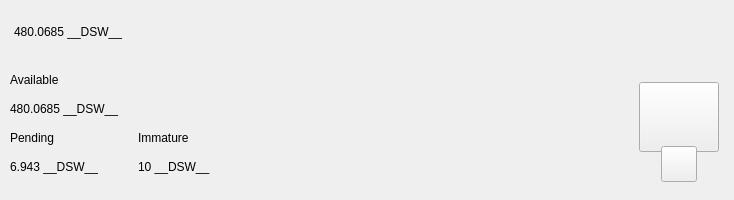
Qt form src/qt/pivx/forms/topbar.ui (decenomy/DSW) before a commit.
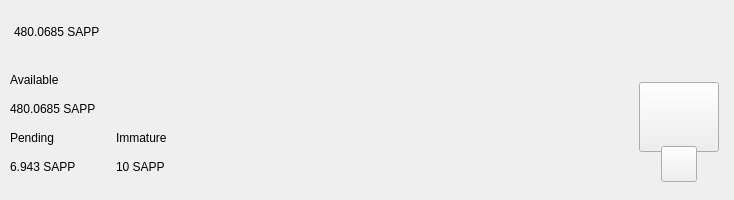
The same form after that commit. Custom widgets are drawn as their Qt base class.

Commit message: Changed the coin ticker __DSW__ -> SAPP

Patch:
```diff
--- a/src/qt/pivx/forms/topbar.ui
+++ b/src/qt/pivx/forms/topbar.ui
@@ -119,7 +119,7 @@
                <string notr="true">padding:0px;margin:0px;</string>
               </property>
               <property name="text">
-               <string notr="true">480.0685 __DSW__</string>
+               <string notr="true">480.0685 SAPP</string>
               </property>
              </widget>
             </item>
@@ -369,7 +369,7 @@
                <item>
                 <widget class="QLabel" name="labelAmountPiv">
                  <property name="text">
-                  <string notr="true">480.0685 __DSW__</string>
+                  <string notr="true">480.0685 SAPP</string>
                  </property>
                 </widget>
                </item>
@@ -392,7 +392,7 @@
                  <item>
                   <widget class="QLabel" name="labelPendingPiv">
                    <property name="text">
-                    <string notr="true">6.943 __DSW__</string>
+                    <string notr="true">6.943 SAPP</string>
                    </property>
                   </widget>
                  </item>
@@ -426,7 +426,7 @@
                  <item>
                   <widget class="QLabel" name="labelImmaturePiv">
                    <property name="text">
-                    <string notr="true">10 __DSW__</string>
+                    <string notr="true">10 SAPP</string>
                    </property>
                   </widget>
                  </item>
```
The commit also changes 116 other files.
